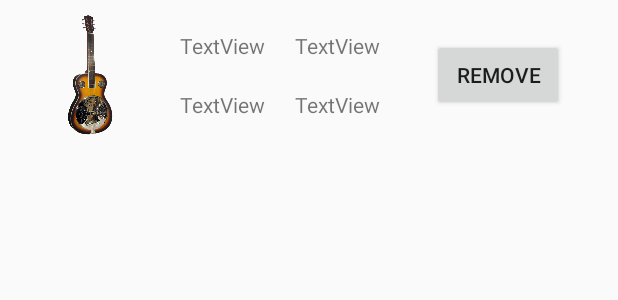
After one commit to mmh-dev/Musical_Instruments_Shop, an Android app: the layout list_item.xml on its own in the app's theme, with its tools: preview values and no code run, on a phone screen of 412 x 824 dp. The commit adds this screen. Shown: the top 300 px of the screen. Run offline under Robolectric (Android 15) with nearby library versions, the phone set to English and light mode, and no system bars.

Commit message:
not working remove button

```diff
--- a/app/src/main/AndroidManifest.xml
+++ b/app/src/main/AndroidManifest.xml
@@ -9,11 +9,10 @@
         android:roundIcon="@mipmap/ic_launcher_round"
         android:supportsRtl="true"
         android:theme="@style/AppTheme">
-        <activity android:name=".OrderActivity"></activity>
+        <activity android:name=".OrderActivity" android:label="Order cart" android:parentActivityName=".MainActivity"></activity>
         <activity android:name=".MainActivity">
             <intent-filter>
                 <action android:name="android.intent.action.MAIN" />
-
                 <category android:name="android.intent.category.LAUNCHER" />
             </intent-filter>
         </activity>
--- a/app/src/main/java/com/example/musicalinstrumentsshop/MainActivity.java
+++ b/app/src/main/java/com/example/musicalinstrumentsshop/MainActivity.java
@@ -172,10 +172,13 @@ public class MainActivity extends AppCompatActivity implements View.OnClickListe
             Intent intent = new Intent(MainActivity.this, OrderActivity.class);
             if (!orderList.isEmpty()){
                 intent.putExtra("orders", (Serializable) orderList);
+                intent.putExtra("status", 1);
+            }
+            else {
+                intent.putExtra("status", 0);
             }
             startActivity(intent);
         }
-
         return super.onOptionsItemSelected(item);
     }
 }
--- a/app/src/main/res/layout/activity_main.xml
+++ b/app/src/main/res/layout/activity_main.xml
@@ -158,4 +158,6 @@
         app:layout_constraintBaseline_toBaselineOf="@+id/orderField"
         app:layout_constraintEnd_toEndOf="@+id/orderField" />
 
+
+
 </androidx.constraintlayout.widget.ConstraintLayout>
--- /dev/null
+++ b/app/src/main/res/layout/list_item.xml
@@ -0,0 +1,66 @@
+<?xml version="1.0" encoding="utf-8"?>
+<androidx.constraintlayout.widget.ConstraintLayout xmlns:android="http://schemas.android.com/apk/res/android"
+    xmlns:app="http://schemas.android.com/apk/res-auto"
+    xmlns:tools="http://schemas.android.com/tools"
+    android:layout_width="match_parent"
+    android:layout_height="100dp">
+
+    <ImageView
+        android:id="@+id/ItemImage"
+        android:layout_width="80dp"
+        android:layout_height="80dp"
+        android:layout_marginStart="20dp"
+        app:layout_constraintBottom_toBottomOf="parent"
+        app:layout_constraintStart_toStartOf="parent"
+        app:layout_constraintTop_toTopOf="parent"
+        app:srcCompat="@drawable/guitar" />
+
+    <TextView
+        android:id="@+id/tvItemName"
+        android:layout_width="wrap_content"
+        android:layout_height="wrap_content"
+        android:layout_marginStart="20dp"
+        android:text="TextView"
+        app:layout_constraintBottom_toTopOf="@+id/tvItemQuantity"
+        app:layout_constraintStart_toEndOf="@+id/ItemImage"
+        app:layout_constraintTop_toTopOf="parent" />
+
+    <TextView
+        android:id="@+id/tvItemQuantity"
+        android:layout_width="wrap_content"
+        android:layout_height="wrap_content"
+        android:text="TextView"
+        app:layout_constraintBottom_toBottomOf="parent"
+        app:layout_constraintStart_toStartOf="@+id/tvItemName"
+        app:layout_constraintTop_toBottomOf="@+id/tvItemName" />
+
+    <TextView
+        android:id="@+id/tvItemUser"
+        android:layout_width="wrap_content"
+        android:layout_height="wrap_content"
+        android:layout_marginStart="20dp"
+        android:text="TextView"
+        app:layout_constraintBottom_toTopOf="@+id/tvItemPrice"
+        app:layout_constraintStart_toEndOf="@+id/tvItemName"
+        app:layout_constraintTop_toTopOf="parent" />
+
+    <TextView
+        android:id="@+id/tvItemPrice"
+        android:layout_width="wrap_content"
+        android:layout_height="wrap_content"
+        android:text="TextView"
+        app:layout_constraintBottom_toBottomOf="parent"
+        app:layout_constraintStart_toStartOf="@+id/tvItemUser"
+        app:layout_constraintTop_toBottomOf="@+id/tvItemUser" />
+
+    <Button
+        android:id="@+id/button"
+        android:layout_width="wrap_content"
+        android:layout_height="wrap_content"
+        android:layout_marginEnd="36dp"
+        android:text="Remove"
+        app:layout_constraintBottom_toBottomOf="parent"
+        app:layout_constraintEnd_toEndOf="parent"
+        app:layout_constraintTop_toTopOf="parent" />
+
+</androidx.constraintlayout.widget.ConstraintLayout>
```
Also changed, not shown: app/src/main/java/com/example/musicalinstrumentsshop/OrderActivity.java (+26 -5 lines), app/src/main/java/com/example/musicalinstrumentsshop/models/OrderAdapter.java (added, +70 -0 lines), app/src/main/res/layout/activity_order.xml (+20 -0 lines).
